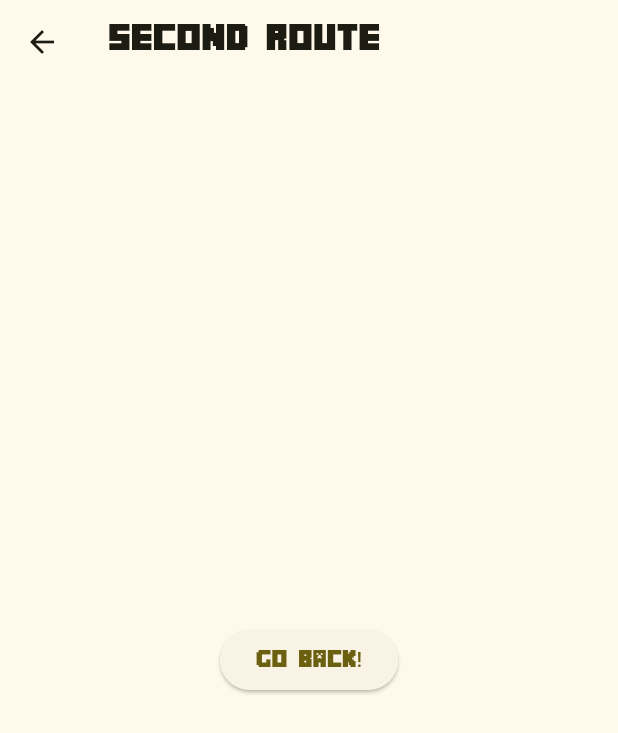
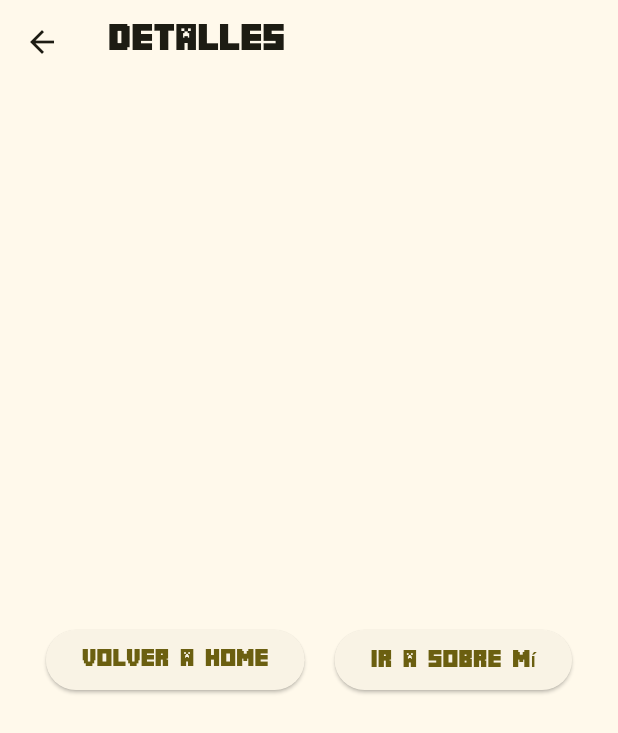
Before and after one commit to Valehica/3479A321_2022479002, a Flutter app: the screen it shows after launch, after a tap on the "remove" icon, after a tap on the "add" icon, after a tap on "Ir a Detail", on a phone screen of 412 x 824 dp. Shown: the top 733 px of the screen. Run offline on Flutter 3.47's test engine with Material 3 defaults, Android fonts, the phone set to English and light mode, and no system bars; our stand-ins replace flutter_svg, logger.

Commit message:
arreglos del codigo

```diff
--- a/laboratorio1_inicioflutter/lib/main.dart
+++ b/laboratorio1_inicioflutter/lib/main.dart
@@ -1,8 +1,6 @@
 import 'package:flutter/material.dart';
 import 'package:logger/logger.dart';
 import 'package:laboratorio1_inicioflutter/pages/home_page.dart';
-import 'package:laboratorio1_inicioflutter/pages/detail_page.dart';
-//import 'package:laboratorio1_inicioflutter/pages/about_page.dart';
 
 void main() {
   runApp(const MyApp());
@@ -17,19 +15,16 @@ class MyApp extends StatelessWidget {
     logger.d("Logger is working!");
 
     return MaterialApp(
-        title: 'Flutter Demo',
-        theme: ThemeData(
-          fontFamily: 'Mine',
-          colorScheme: ColorScheme.fromSeed(
-              seedColor: const Color.fromARGB(255, 255, 227, 46)),
-          useMaterial3: true,
-          textTheme:
-              const TextTheme(displayLarge: TextStyle(fontFamily: 'Mine')),
+      title: 'Flutter Demo',
+      theme: ThemeData(
+        fontFamily: 'Mine',
+        colorScheme: ColorScheme.fromSeed(
+          seedColor: const Color.fromARGB(255, 255, 227, 46),
         ),
-        home: const MyHomePage(title: 'CONTADOR APLICACION'),
-        routes: {
-          '/detail': (context) => const DetailPage(),
-          //'/about': (context) => const AboutPage(),
-        });
+        useMaterial3: true,
+        textTheme: const TextTheme(displayLarge: TextStyle(fontFamily: 'Mine')),
+      ),
+      home: const MyHomePage(),
+    );
   }
 }
--- a/laboratorio1_inicioflutter/lib/pages/detail_page.dart
+++ b/laboratorio1_inicioflutter/lib/pages/detail_page.dart
@@ -1,4 +1,6 @@
 import 'package:flutter/material.dart';
+import 'about_page.dart';
+import 'home_page.dart';
 
 class DetailPage extends StatelessWidget {
   const DetailPage({super.key});
@@ -7,16 +9,31 @@ class DetailPage extends StatelessWidget {
   Widget build(BuildContext context) {
     return Scaffold(
       appBar: AppBar(
-        title: const Text('Second Route'),
+        title: const Text('Detalles'),
       ),
       body: Center(
-        child: ElevatedButton(
-          onPressed: () {
-            Navigator.pop(context);
-          },
-          child: const Text('Go back!'),
-        ),
-      ),
+          child: Row(
+        mainAxisAlignment: MainAxisAlignment.center,
+        children: [
+          ElevatedButton(
+              onPressed: () {
+                Navigator.push(
+                    context,
+                    MaterialPageRoute(
+                        builder: (context) => const MyHomePage()));
+              },
+              child: const Text('Volver a home')),
+          const SizedBox(
+            width: 20,
+          ),
+          ElevatedButton(
+              onPressed: () {
+                Navigator.push(context,
+                    MaterialPageRoute(builder: (context) => const AboutPage()));
+              },
+              child: const Text('Ir a sobre mí'))
+        ],
+      )),
     );
   }
 }
--- a/laboratorio1_inicioflutter/lib/pages/home_page.dart
+++ b/laboratorio1_inicioflutter/lib/pages/home_page.dart
@@ -1,12 +1,9 @@
 import 'package:flutter/material.dart';
 import 'package:flutter_svg/flutter_svg.dart';
-
-//import 'about_page.dart';
+import 'package:laboratorio1_inicioflutter/pages/detail_page.dart';
 
 class MyHomePage extends StatefulWidget {
-  const MyHomePage({super.key, required this.title});
-
-  final String title;
+  const MyHomePage({super.key});
 
   @override
   State<MyHomePage> createState() => _MyHomePageState();
@@ -76,16 +73,19 @@ class _MyHomePageState extends State<MyHomePage> {
       mainAxisAlignment: MainAxisAlignment.spaceEvenly,
       children: [
         FloatingActionButton(
+          heroTag: null,
           onPressed: _reduceCounter,
           tooltip: 'Restar',
           child: const Icon(Icons.remove),
         ),
         FloatingActionButton(
+          heroTag: null,
           onPressed: _incrementCounter,
           tooltip: 'Incrementar',
           child: const Icon(Icons.add),
         ),
         FloatingActionButton(
+          heroTag: null,
           onPressed: _zeroCounter,
           tooltip: 'Resetear',
           child: SvgPicture.asset(
@@ -103,7 +103,7 @@ class _MyHomePageState extends State<MyHomePage> {
     return Scaffold(
       appBar: AppBar(
         backgroundColor: Theme.of(context).colorScheme.inversePrimary,
-        title: Text(widget.title),
+        title: const Text('Home'),
       ),
       body: Center(
         //creacion de la card
@@ -151,10 +151,10 @@ class _MyHomePageState extends State<MyHomePage> {
               // Botón para ir a la página de detalles
               ElevatedButton(
                 onPressed: () {
-                  Navigator.pushNamed(
-                    context,
-                    '/detail',
-                  );
+                  Navigator.push(
+                      context,
+                      MaterialPageRoute(
+                          builder: (context) => const DetailPage()));
                 },
                 child: const Text('Ir a Detail'),
               ),
```
Also changed, not shown: laboratorio1_inicioflutter/lib/pages/about_page.dart (+7 -8 lines).
